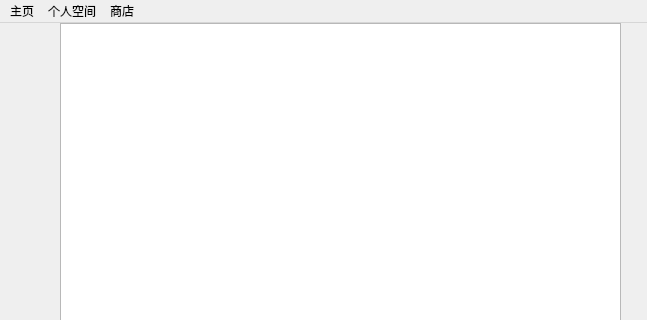
Old version of the form pages/chat_page.ui in the repository yuruotong1/autoMate; both pictures show x 0 to 647 and y 0 to 320 of the 647 by 678 pixel window.
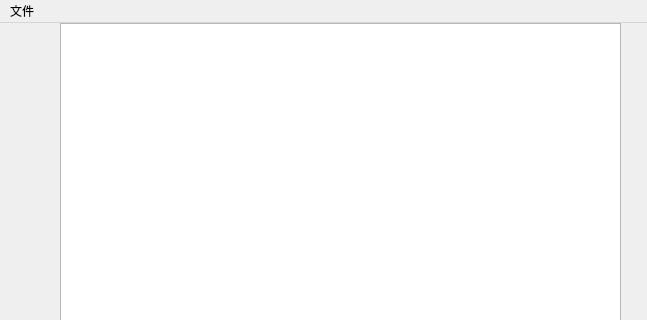
New version of the form.

```diff
--- a/pages/chat_page.ui
+++ b/pages/chat_page.ui
@@ -116,24 +116,12 @@
      <height>22</height>
     </rect>
    </property>
-   <widget class="QMenu" name="menu">
+   <widget class="QMenu" name="file_menu">
     <property name="title">
-     <string>主页</string>
+     <string>文件</string>
     </property>
    </widget>
-   <widget class="QMenu" name="menu_2">
-    <property name="title">
-     <string>个人空间</string>
-    </property>
-   </widget>
-   <widget class="QMenu" name="menu_3">
-    <property name="title">
-     <string>商店</string>
-    </property>
-   </widget>
-   <addaction name="menu"/>
-   <addaction name="menu_2"/>
-   <addaction name="menu_3"/>
+   <addaction name="file_menu"/>
   </widget>
   <widget class="QStatusBar" name="statusbar"/>
  </widget>
```
Left out of the diff: 20 changed lines with no effect on the pictures.
